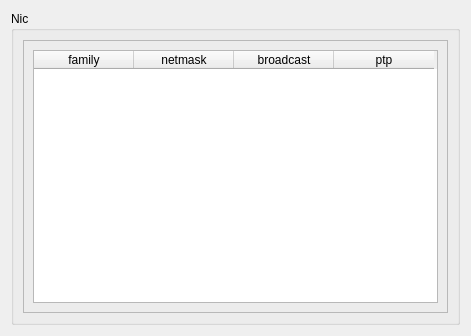
First picture: the form in ui/network_info.ui, repository deskos-xp/hydrogenous, before the edit.
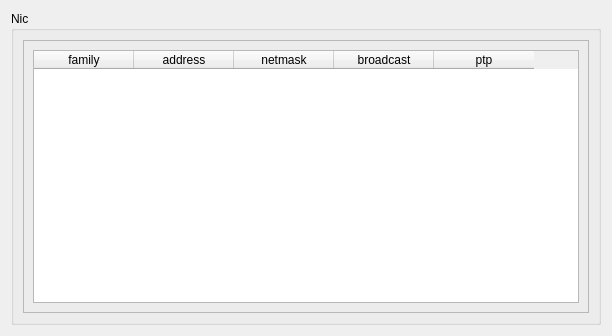
Second picture: the form after the edit.

Commit message: updates to include new subtab network info

Patch:
```diff
--- a/ui/network_info.ui
+++ b/ui/network_info.ui
@@ -6,7 +6,7 @@
    <rect>
     <x>0</x>
     <y>0</y>
-    <width>471</width>
+    <width>612</width>
     <height>336</height>
    </rect>
   </property>
@@ -41,11 +41,43 @@
                  <height>250</height>
                 </size>
                </property>
+               <property name="sizeAdjustPolicy">
+                <enum>QAbstractScrollArea::AdjustToContents</enum>
+               </property>
+               <property name="editTriggers">
+                <set>QAbstractItemView::NoEditTriggers</set>
+               </property>
+               <property name="dragEnabled">
+                <bool>true</bool>
+               </property>
+               <property name="dragDropOverwriteMode">
+                <bool>false</bool>
+               </property>
+               <property name="alternatingRowColors">
+                <bool>true</bool>
+               </property>
+               <property name="selectionMode">
+                <enum>QAbstractItemView::SingleSelection</enum>
+               </property>
+               <property name="selectionBehavior">
+                <enum>QAbstractItemView::SelectItems</enum>
+               </property>
+               <attribute name="horizontalHeaderMinimumSectionSize">
+                <number>40</number>
+               </attribute>
+               <attribute name="verticalHeaderMinimumSectionSize">
+                <number>32</number>
+               </attribute>
                <column>
                 <property name="text">
                  <string>family</string>
                 </property>
                </column>
+               <column>
+                <property name="text">
+                 <string>address</string>
+                </property>
+               </column>
                <column>
                 <property name="text">
                  <string>netmask</string>
```
The commit also changes 21 other files.
